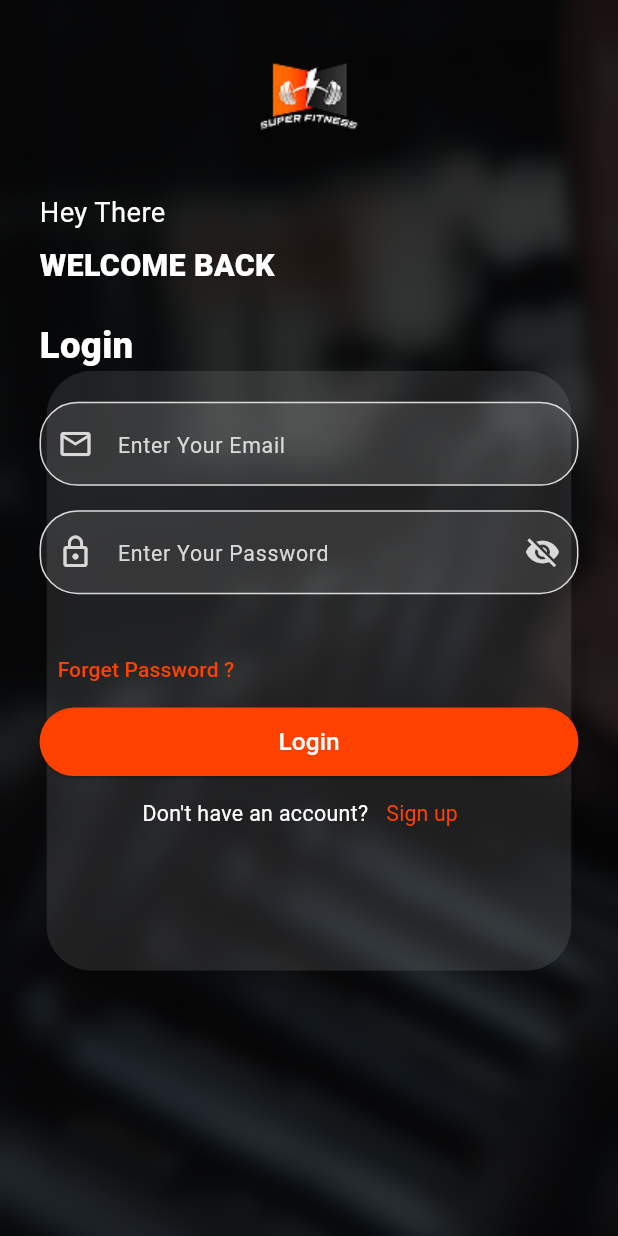
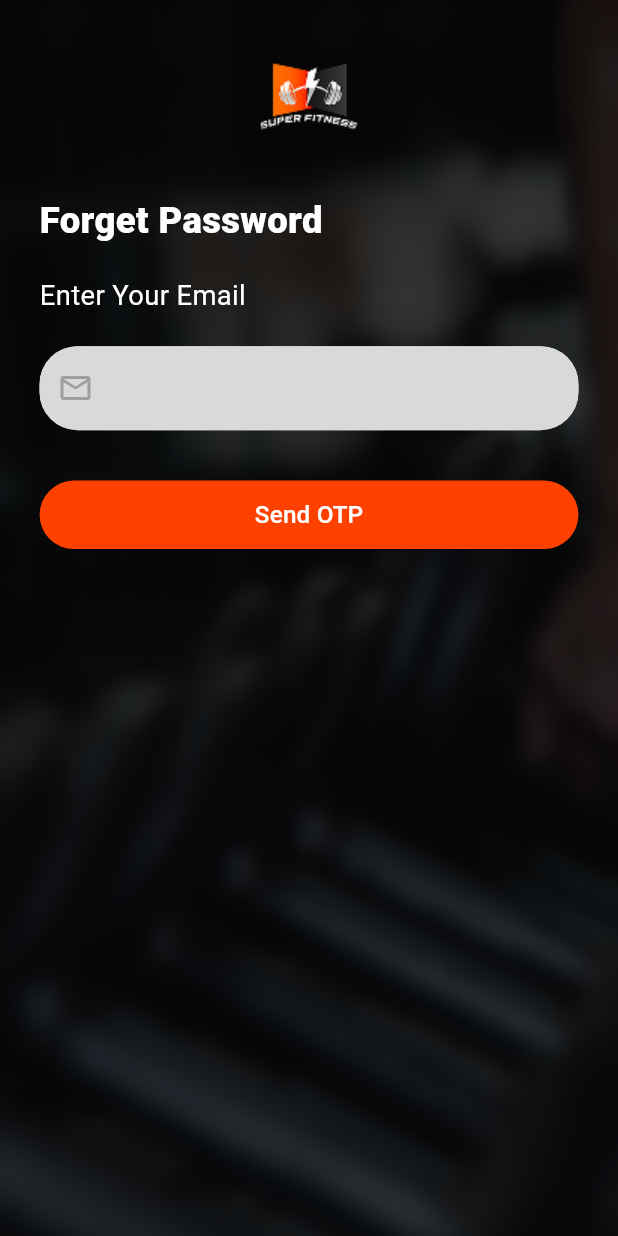
Before and after one commit to RaWanMagdy0/Fitness, a Flutter app: the screen it shows after launch, after a tap on "Forget Password ?", on a phone screen of 412 x 824 dp. Run offline on Flutter 3.47's test engine with Material 3 defaults, Android fonts, the phone set to English and light mode, and no system bars; our stand-ins replace cached_network_image, dio, flutter_bloc, flutter_screenutil, flutter_secure_storage, get_it and 6 more; generated files the repository leaves out were written again.

Commit message:
feat(FIT-9): Implement forgot password flow
Add forgot password functionality with email verification and OTP handling.

- Add forgot password screens:
  * Email entry screen
  * OTP verification screen
  * New password creation screen
- Implement API integration for:
  * Send reset code (/api/v1/auth/forgotPassword)
  * Verify reset code (/api/v1/auth/verifyResetCode)
  * Reset password (/api/v1/auth/resetPassword)
- Add forgot password navigation from login screen
- Implement OTP features:
  * 6-digit code input
  * 30-second resend timer
  * 10-minute code expiry
- Add client-side validations:
  * Email validation
  * Password requirements check
  * Password confirmation match
- Setup state management with ForgotPasswordCubit
- Add proper error handling and success messages

Technical Changes:
- Create models for API requests/responses
- Add repository and data source implementations
- Setup route configuration for new screens
- Implement custom OTP input widget
- Configure dependency injection for new components

UI/UX:
- Match existing app design language
- Implement loading states and error dialogs
- Add smooth navigation between steps
- Maintain consistent styling with login flow

Testing:
- Test all API integrations
- Verify timer functionalities
- Test validation scenarios
- Verify error handling

```diff
--- a/lib/core/api/api_const.dart
+++ b/lib/core/api/api_const.dart
@@ -2,4 +2,7 @@ class ApiConstants {
   static const String baseUrl = "https://fitness.elevateegy.com/";
   static const String login = "api/v1/auth/signin";
   static const String signUp = "api/v1/auth/signup";
+  static const String forgotPassword = "api/v1/auth/forgotPassword";
+  static const String verifyResetCode = "api/v1/auth/verifyResetCode";
+  static const String resetPassword = "api/v1/auth/resetPassword";
 }
--- a/lib/core/routes/app_routes.dart
+++ b/lib/core/routes/app_routes.dart
@@ -1,8 +1,14 @@
-import 'package:fitness_app/core/routes/page_route_name.dart';
 import 'package:flutter/material.dart';
-import '../../presentation/auth/login/view/login_screen.dart' show LoginScreen;
+import 'package:flutter_bloc/flutter_bloc.dart';
+import '../di/di.dart';
+import '../routes/page_route_name.dart';
+import '../../presentation/auth/login/view/login_screen.dart';
+import '../../presentation/auth/sign_up/view/main_sign_up_screen.dart';
 import '../../presentation/auth/sign_up/view/gender_screen.dart';
-import '../../presentation/auth/sign_up/view/main_sign_up_screen.dart';
+import '../../presentation/auth/forgot_password/view/forgot_password_screen.dart';
+import '../../presentation/auth/forgot_password/view/verify_code_screen.dart';
+import '../../presentation/auth/forgot_password/view/reset_password_screen.dart';
+import '../../presentation/auth/forgot_password/cubit/forgot_password_cubit.dart';
 
 class AppRoutes {
   static Route<dynamic> onGenerateRoute(RouteSettings setting) {
@@ -13,12 +19,21 @@ class AppRoutes {
         return _handleMaterialPageRoute(widget: SignUpPage());
       case PageRouteName.genderSignUp:
         return _handleMaterialPageRoute(widget: GenderScreen());
+      case PageRouteName.forgotPassword:
+        return _handleMaterialPageRoute(
+          widget: BlocProvider(
+            create: (context) => getIt<ForgotPasswordCubit>(),
+            child: ForgotPasswordScreen(),
+          ),
+        );
+      case PageRouteName.verifyCode:
+        return _handleMaterialPageRoute(widget: VerifyCodeScreen());
+      case PageRouteName.resetPassword:
+        return _handleMaterialPageRoute(widget: ResetPasswordScreen());
       default:
         return _handleMaterialPageRoute(
           widget: const Scaffold(
-            body: Center(
-              child: Text('No route defined'),
-            ),
+            body: Center(child: Text('No route defined')),
           ),
         );
     }
--- a/lib/core/routes/page_route_name.dart
+++ b/lib/core/routes/page_route_name.dart
@@ -2,4 +2,7 @@ class PageRouteName {
   static const String mainSignUp = "signUp";
   static const String genderSignUp = "genderSignUp";
   static const String login = "login";
+  static const String verifyCode = "verifyCode";
+  static const String resetPassword = "resetPassword";
+  static const String forgotPassword = "forgotPassword";
 }
--- a/lib/data/data_source/auth_data_source/auth_remote_data_source.dart
+++ b/lib/data/data_source/auth_data_source/auth_remote_data_source.dart
@@ -1,8 +1,14 @@
 import 'package:fitness_app/data/models/sign_up/request/sign_up_request_body.dart';
 import '../../../core/api/api_result.dart';
+import '../../models/forgot_password/request/forgot_password_request_model.dart' show ForgotPasswordRequestModel;
+import '../../models/forgot_password/request/reset_password_request_model.dart' show ResetPasswordRequestModel;
+import '../../models/forgot_password/request/verify_code_request_model.dart' show VerifyCodeRequestModel;
 import '../../models/login/request/login_request_model.dart' show LoginRequestModel;
 
 abstract class AuthRemoteDataSource{
   Future<Result<String?>> signUp(SignupRequestBody signupRequestBody);
   Future<Result<String?>> login(LoginRequestModel loginRequestModel);
+  Future<Result<String?>> forgotPassword(ForgotPasswordRequestModel requestModel);
+  Future<Result<String?>> verifyResetCode(VerifyCodeRequestModel requestModel);
+  Future<Result<String?>> resetPassword(ResetPasswordRequestModel requestModel);
 }
--- /dev/null
+++ b/lib/data/models/forgot_password/request/forgot_password_request_model.dart
@@ -0,0 +1,7 @@
+class ForgotPasswordRequestModel {
+  final String email;
+
+  ForgotPasswordRequestModel({required this.email});
+
+  Map<String, dynamic> toJson() => {'email': email};
+}
--- /dev/null
+++ b/lib/data/models/forgot_password/request/reset_password_request_model.dart
@@ -0,0 +1,11 @@
+class ResetPasswordRequestModel {
+  final String email;
+  final String newPassword;
+
+  ResetPasswordRequestModel({required this.email, required this.newPassword});
+
+  Map<String, dynamic> toJson() => {
+    'email': email,
+    'newPassword': newPassword,
+  };
+}
--- /dev/null
+++ b/lib/data/models/forgot_password/request/verify_code_request_model.dart
@@ -0,0 +1,7 @@
+class VerifyCodeRequestModel {
+  final String resetCode;
+
+  VerifyCodeRequestModel({required this.resetCode});
+
+  Map<String, dynamic> toJson() => {'resetCode': resetCode};
+}
--- a/lib/domain/repository/auth_repository/auth_repository.dart
+++ b/lib/domain/repository/auth_repository/auth_repository.dart
@@ -1,9 +1,15 @@
 import 'package:fitness_app/core/api/api_result.dart';
 import 'package:fitness_app/data/models/sign_up/request/sign_up_request_body.dart';
 
+import '../../../data/models/forgot_password/request/forgot_password_request_model.dart' show ForgotPasswordRequestModel;
+import '../../../data/models/forgot_password/request/reset_password_request_model.dart' show ResetPasswordRequestModel;
+import '../../../data/models/forgot_password/request/verify_code_request_model.dart' show VerifyCodeRequestModel;
 import '../../../data/models/login/request/login_request_model.dart' show LoginRequestModel;
 
 abstract class AuthRepository{
   Future<Result<String?>>signUp(SignupRequestBody signupRequestBody);
   Future<Result<String?>> login(LoginRequestModel loginRequestModel);
+  Future<Result<String?>> forgotPassword(ForgotPasswordRequestModel requestModel);
+  Future<Result<String?>> verifyResetCode(VerifyCodeRequestModel requestModel);
+  Future<Result<String?>> resetPassword(ResetPasswordRequestModel requestModel);
 }
--- a/lib/main.dart
+++ b/lib/main.dart
@@ -1,3 +1,4 @@
+import 'package:fitness_app/presentation/auth/forgot_password/cubit/forgot_password_cubit.dart' show ForgotPasswordCubit;
 import 'package:fitness_app/presentation/auth/login/view_model/login_cubit.dart' show LoginCubit;
 import 'package:flutter/material.dart';
 import 'package:flutter_bloc/flutter_bloc.dart';
@@ -16,13 +17,10 @@ import 'package:flutter_localizations/flutter_localizations.dart';
 void main() async {
   WidgetsFlutterBinding.ensureInitialized();
 
-  // Initialize dependencies first
   await configureDependencies();
 
-  // Set up Bloc observer
   Bloc.observer = AppBlocObserver();
 
-  // Initialize local provider
   LocalProvider provider = LocalProvider();
   await provider.loadSavedLanguage();
 
@@ -30,9 +28,8 @@ void main() async {
     MultiProvider(
       providers: [
         ChangeNotifierProvider(create: (context) => provider),
-        BlocProvider(
-          create: (context) => getIt<LoginCubit>(),
-        ),
+        BlocProvider(create: (context) => getIt<LoginCubit>()),
+        BlocProvider(create: (context) => getIt<ForgotPasswordCubit>()),
       ],
       child: const MyApp(),
     ),
--- /dev/null
+++ b/lib/presentation/auth/forgot_password/cubit/forgot_password_state.dart
@@ -0,0 +1,27 @@
+part of 'forgot_password_cubit.dart';
+
+abstract class ForgotPasswordState {}
+
+class ForgotPasswordInitial extends ForgotPasswordState {}
+
+class ForgotPasswordLoading extends ForgotPasswordState {}
+
+class ForgotPasswordEmailSent extends ForgotPasswordState {}
+
+class ForgotPasswordCodeVerified extends ForgotPasswordState {}
+
+class ForgotPasswordComplete extends ForgotPasswordState {}
+
+class ForgotPasswordError extends ForgotPasswordState {
+  final String message;
+  ForgotPasswordError(this.message);
+}
+
+class ResendTimerStarted extends ForgotPasswordState {
+  final int secondsRemaining;
+  ResendTimerStarted(this.secondsRemaining);
+}
+
+class ResendTimerComplete extends ForgotPasswordState {}
+
+class OtpExpired extends ForgotPasswordState {}
--- /dev/null
+++ b/lib/presentation/auth/forgot_password/view/forgot_password_screen.dart
@@ -0,0 +1,87 @@
+import 'package:flutter/material.dart';
+import 'package:flutter_bloc/flutter_bloc.dart';
+import 'package:flutter_screenutil/flutter_screenutil.dart';
+import '../../../../core/routes/page_route_name.dart' show PageRouteName;
+import '../../../../core/styles/fonts/app_fonts.dart' show AppFonts;
+import '../../../../core/styles/images/app_images.dart' show AppImages;
+import '../../../../core/utils/functions/dialogs/app_dialogs.dart' show AppDialogs;
+import '../../../../core/utils/widget/custom scaffold.dart' show CustomScaffold;
+import '../../../../core/utils/widget/custom_button.dart';
+import '../../../../core/utils/widget/custom_text_form_field.dart';
+import '../../../../core/utils/functions/validators/validators.dart';
+import '../cubit/forgot_password_cubit.dart';
+
+class ForgotPasswordScreen extends StatefulWidget {
+  @override
+  State<ForgotPasswordScreen> createState() => _ForgotPasswordScreenState();
+}
+
+class _ForgotPasswordScreenState extends State<ForgotPasswordScreen> {
+  final _formKey = GlobalKey<FormState>();
+  final _emailController = TextEditingController();
+
+  @override
+  Widget build(BuildContext context) {
+    return CustomScaffold(
+      backgroundImage: AppImages.authBackground,
+      child: SingleChildScrollView(
+        padding: EdgeInsets.symmetric(horizontal: 24.w),
+        child: BlocConsumer<ForgotPasswordCubit, ForgotPasswordState>(
+          listener: (context, state) {
+            if (state is ForgotPasswordEmailSent) {
+              Navigator.pushNamed(context, PageRouteName.verifyCode);
+            } else if (state is ForgotPasswordError) {
+              AppDialogs.showErrorDialog(
+                context: context,
+                errorMassage: state.message,
+              );
+            }
+          },
+          builder: (context, state) {
+            return Form(
+              key: _formKey,
+              child: Column(
+                crossAxisAlignment: CrossAxisAlignment.start,
+                children: [
+                  40.verticalSpace,
+                  Center(child: Image.asset(AppImages.logoIcon)),
+                  40.verticalSpace,
+                  Text(
+                    "Forget Password",
+                    style: AppFonts.font24WhiteWeight800,
+                  ),
+                  20.verticalSpace,
+                  Text(
+                    "Enter Your Email",
+                    style: AppFonts.font18WhiteWeight400,
+                  ),
+                  20.verticalSpace,
+                  CustomTextFormField(
+                    controller: _emailController,
+                    hintText: "Enter your email",
+                    prefixIcon: Icon(Icons.email_outlined, color: Colors.grey),
+                    validator: Validators.validateEmail,
+                  ),
+                  32.verticalSpace,
+                  if (state is ForgotPasswordLoading)
+                    const Center(child: CircularProgressIndicator())
+                  else
+                    CustomButton(
+                      onPressed: () {
+                        if (_formKey.currentState!.validate()) {
+                          context.read<ForgotPasswordCubit>().sendForgotPasswordEmail(
+                            _emailController.text,
+                          );
+                        }
+                      },
+                      child: Text("Send OTP", style: AppFonts.font16WhiteWeight500),
+                    ),
+                ],
+              ),
+            );
+          },
+        ),
+      ),
+    );
+  }
+}
--- a/lib/presentation/auth/login/view/login_screen.dart
+++ b/lib/presentation/auth/login/view/login_screen.dart
@@ -17,7 +17,7 @@ import '../view_model/login_state.dart'
     show LoginError, LoginLoading, LoginState, LoginSuccess;
 
 class LoginScreen extends StatelessWidget {
-  LoginScreen({Key? key}) : super(key: key);
+  LoginScreen({super.key});
 
   final _formKey = GlobalKey<FormState>();
   final _emailController = TextEditingController();
@@ -97,9 +97,15 @@ class LoginScreen extends StatelessWidget {
                       ),
                       26.verticalSpace,
                       Row(
+                        mainAxisAlignment: MainAxisAlignment.end,
                         children: [
                           TextButton(
-                            onPressed: () {},
+                            onPressed: () {
+                              Navigator.pushNamed(
+                                context,
+                                PageRouteName.forgotPassword,
+                              );
+                            },
                             child: Text(
                               'Forget Password ?',
                               style: TextStyle(color: AppColors.kOrange),
```
Also changed, not shown: lib/core/utils/widget/custom_otp_field.dart (added, +54 -0 lines), lib/data/api/auth_api/auth_api_manager.dart (+20 -1 lines), lib/data/data_source/auth_data_source/auth_remote_data_source_impl.dart (+28 -0 lines), lib/data/models/forgot_password/response/forgot_password_response_model.dart (added, +13 -0 lines), lib/data/repository/auth_repository/auth_repository_impl.dart (+18 -0 lines), lib/presentation/auth/forgot_password/cubit/forgot_password_cubit.dart (added, +116 -0 lines), lib/presentation/auth/forgot_password/view/reset_password_screen.dart (added, +119 -0 lines), lib/presentation/auth/forgot_password/view/verify_code_screen.dart (added, +135 -0 lines), lib/core/di/di.config.dart, lib/data/api/auth_api/auth_api_manager.g.dart.
